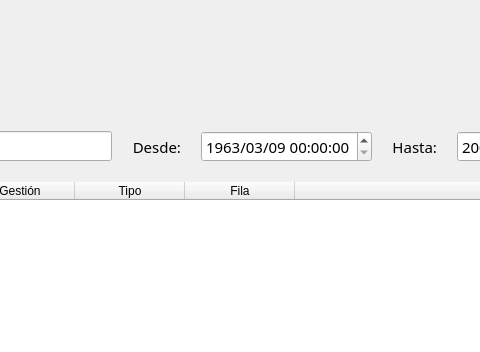
The window that blustock/ui/screens_uis/historial.ui (MaxAPBusiness/Blustock) describes before a commit, drawn with Qt 5; both pictures show x 296 to 776 and y 0 to 352 of the 1235 by 490 pixel window.
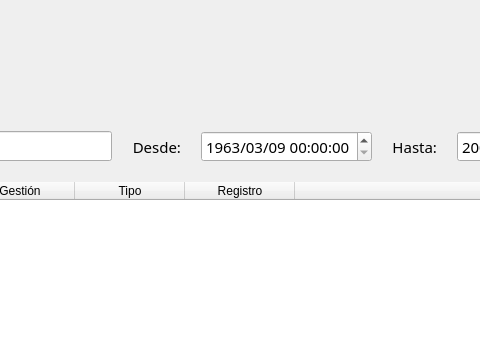
The same window after the commit. Icons and pictures are not drawn.

Commit message: Hice que, al eliminar, no se refresquen los datos.

Diff of the .ui file:
```diff
--- a/blustock/ui/screens_uis/historial.ui
+++ b/blustock/ui/screens_uis/historial.ui
@@ -335,7 +335,7 @@
        </column>
        <column>
         <property name="text">
-         <string>Fila</string>
+         <string>Registro</string>
         </property>
        </column>
        <column>
```
The commit also changes 2 other files.
